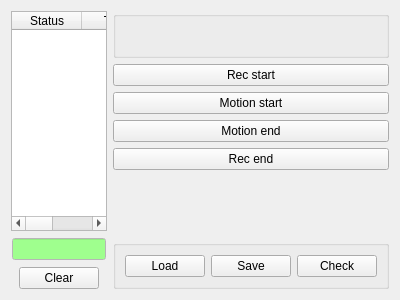
Old version of the form tinyos-2.x/trunk/support/cpp/TestShimmer/src/LogWidget.ui in the repository baharev/szte-wsn-code.
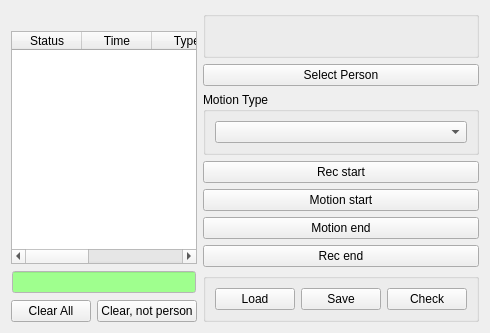
New version of the form.

Commit message: added Person class added selectPerson button and functionality in LogWidget added clear,notperson button and functionality in LogWidget

```diff
--- a/tinyos-2.x/trunk/support/cpp/TestShimmer/src/LogWidget.ui
+++ b/tinyos-2.x/trunk/support/cpp/TestShimmer/src/LogWidget.ui
@@ -16,6 +16,13 @@
   <layout class="QHBoxLayout" name="horizontalLayout_2" stretch="1,0">
    <item>
     <layout class="QVBoxLayout" name="verticalLayout">
+     <item>
+      <widget class="QLabel" name="personLabel">
+       <property name="text">
+        <string/>
+       </property>
+      </widget>
+     </item>
      <item>
       <widget class="QTableWidget" name="log">
        <property name="sortingEnabled">
@@ -534,7 +541,14 @@
        <item>
         <widget class="QPushButton" name="clearButton">
          <property name="text">
-          <string>Clear</string>
+          <string>Clear All</string>
+         </property>
+        </widget>
+       </item>
+       <item>
+        <widget class="QPushButton" name="clearNotPersonButton">
+         <property name="text">
+          <string>Clear, not person</string>
          </property>
         </widget>
        </item>
@@ -599,6 +613,41 @@
        </layout>
       </widget>
      </item>
+     <item>
+      <widget class="QPushButton" name="selectPersonButton">
+       <property name="text">
+        <string>Select Person</string>
+       </property>
+      </widget>
+     </item>
+     <item>
+      <widget class="QGroupBox" name="groupBox_3">
+       <property name="title">
+        <string>Motion Type</string>
+       </property>
+       <layout class="QHBoxLayout" name="horizontalLayout_7">
+        <item>
+         <widget class="QComboBox" name="motionTypeCBox">
+          <item>
+           <property name="text">
+            <string/>
+           </property>
+          </item>
+          <item>
+           <property name="text">
+            <string>RIGHT_ELBOW_FLEX</string>
+           </property>
+          </item>
+          <item>
+           <property name="text">
+            <string>LEFT_ELBOW_FLEX</string>
+           </property>
+          </item>
+         </widget>
+        </item>
+       </layout>
+      </widget>
+     </item>
      <item>
       <widget class="QPushButton" name="recStartButton">
        <property name="text">
```
The commit also changes 7 other files.
